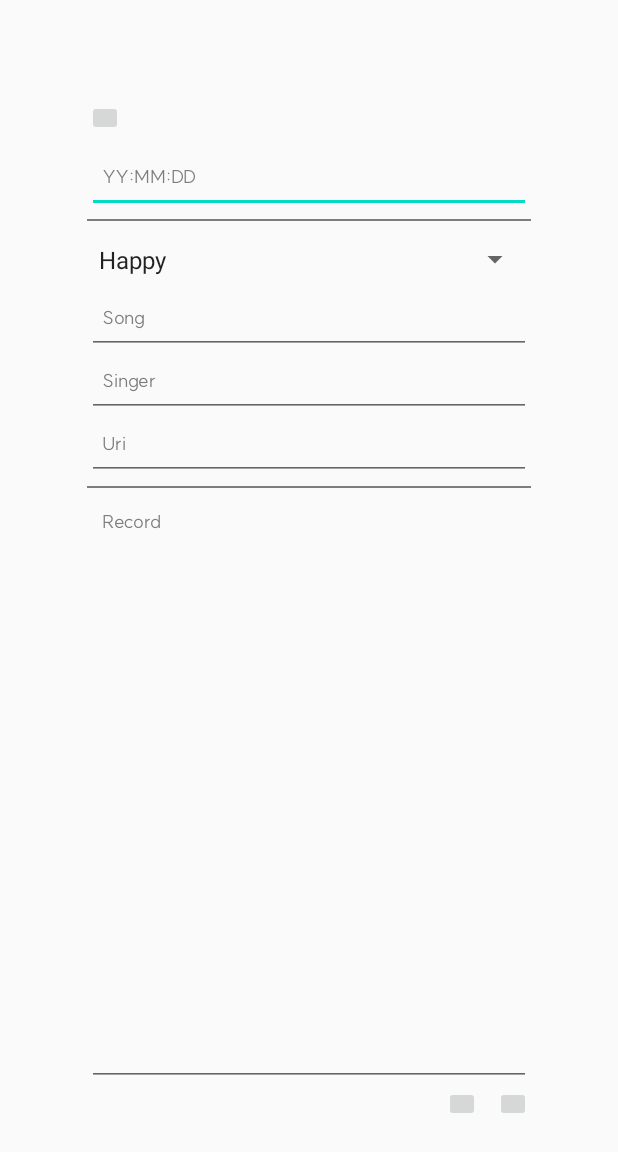
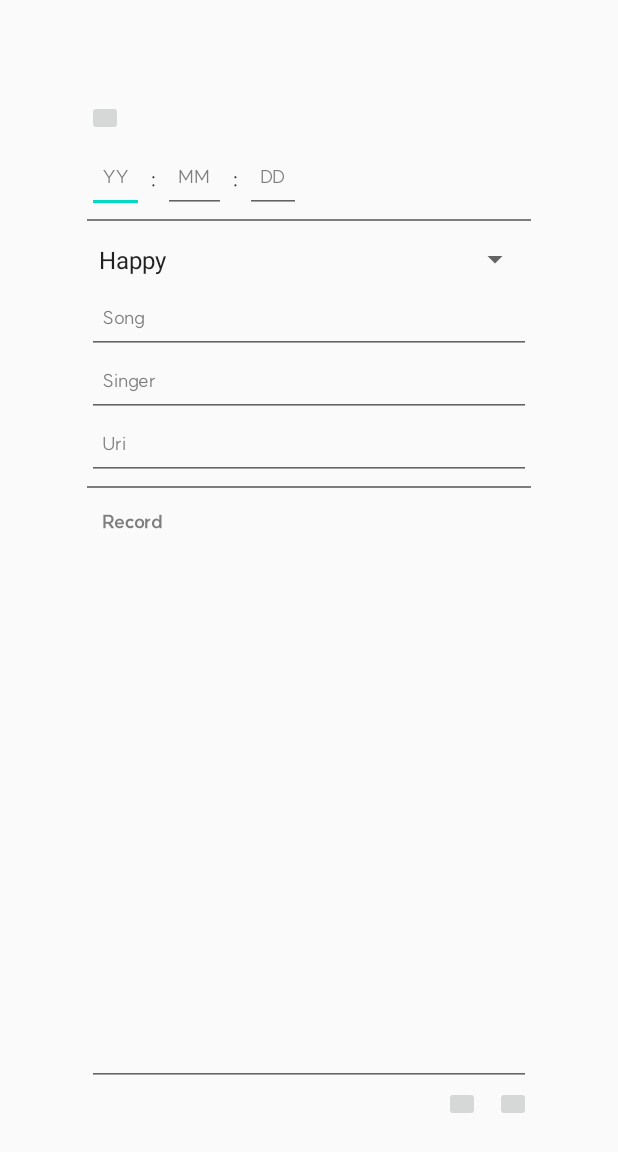
Before and after one commit to Hyeju02/MusicRecord, an Android app: the WriteDiaryActivity screen opened directly, with no data from a screen before it, on a phone screen of 412 x 824 dp. Shown: the top 1152 px of the screen. Run offline under Robolectric (Android 15) with nearby library versions, the phone set to English and light mode, and no system bars.

Commit message:
yy mm dd change to three edittext

```diff
--- a/app/src/main/res/layout/writediary_activity.xml
+++ b/app/src/main/res/layout/writediary_activity.xml
@@ -27,17 +27,57 @@
 
         <LinearLayout
             android:orientation = "horizontal"
-            android:layout_width = "match_parent"
+            android:layout_width = "wrap_content"
             android:layout_height = "42dp" >
             <EditText
                 android:fontFamily="@font/suitregular"
                 android:textColor="@color/graycolor"
                 android:padding="10dp"
                 android:textSize="12dp"
-                android:id="@+id/Edit_adddate"
+                android:id="@+id/Edit_addyy"
                 android:layout_width="match_parent"
                 android:layout_height="42dp"
-                android:text="YY:MM:DD"
+                android:text="YY"
+                android:gravity="top"/>
+            <TextView
+                android:layout_width="wrap_content"
+                android:layout_height="match_parent"
+                android:fontFamily="@font/suitregular"
+                android:text=" : "
+                android:id="@+id/Text_date1"
+                android:textSize="16dp"
+                android:textColor="@color/maincolor"
+                android:gravity = "center_vertical"
+                android:layout_gravity="center"/>
+            <EditText
+                android:fontFamily="@font/suitregular"
+                android:textColor="@color/graycolor"
+                android:padding="10dp"
+                android:textSize="12dp"
+                android:id="@+id/Edit_addmm"
+                android:layout_width="match_parent"
+                android:layout_height="42dp"
+                android:text="MM"
+                android:gravity="top"/>
+            <TextView
+                android:layout_width="wrap_content"
+                android:layout_height="match_parent"
+                android:fontFamily="@font/suitregular"
+                android:text=" : "
+                android:id="@+id/Text_date2"
+                android:textSize="16dp"
+                android:textColor="@color/maincolor"
+                android:gravity = "center_vertical"
+                android:layout_gravity="center"/>
+            <EditText
+                android:fontFamily="@font/suitregular"
+                android:textColor="@color/graycolor"
+                android:padding="10dp"
+                android:textSize="12dp"
+                android:id="@+id/Edit_adddd"
+                android:layout_width="match_parent"
+                android:layout_height="42dp"
+                android:text="DD"
                 android:gravity="top"/>
         </LinearLayout>
 
@@ -112,7 +152,7 @@
             </LinearLayout>
 
             <EditText
-                android:fontFamily="@font/suitregular"
+                android:fontFamily="@font/suitbold"
                 android:textColor="@color/graycolor"
                 android:padding="10dp"
                 android:textSize="12dp"
```
